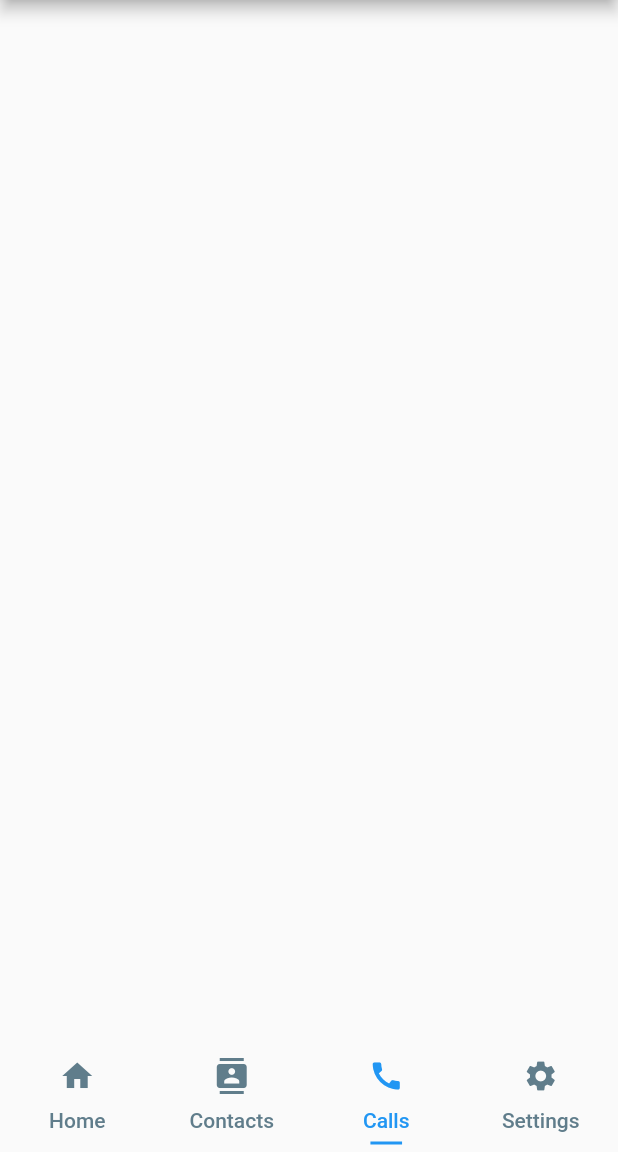
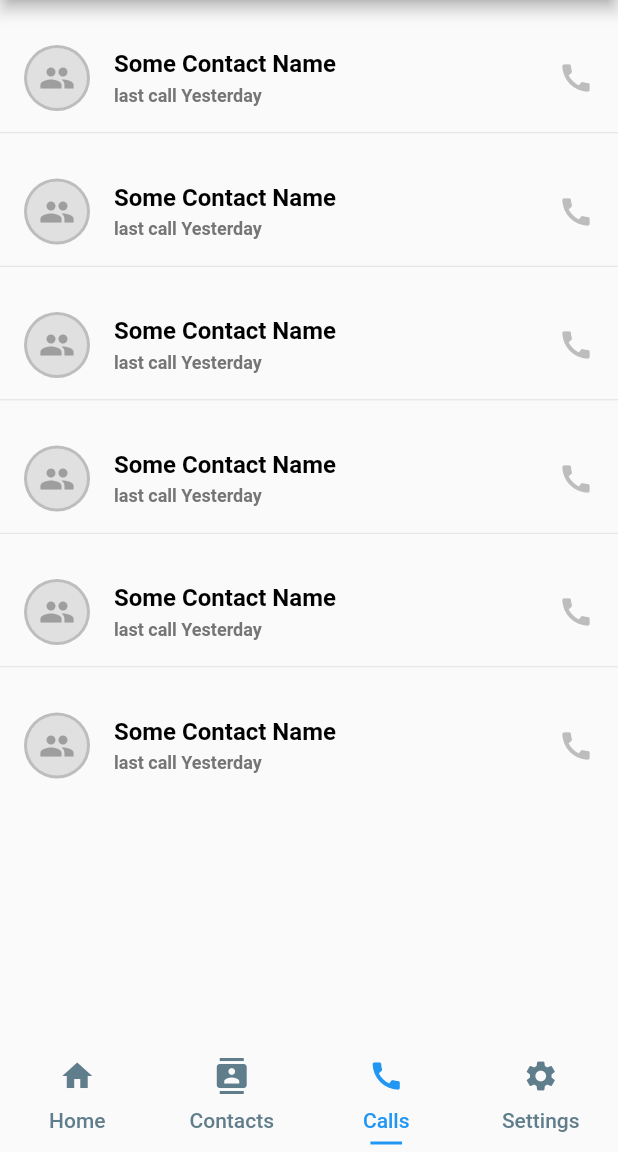
Before and after one commit to francisceioseph/msn-2019-edition, a Flutter app: the screen it shows after launch, item 3 of the bottom bar chosen, on a phone screen of 412 x 824 dp, the part 84-1236 px from its top. Run offline on Flutter 3.47's test engine with Material 2 defaults, Android fonts, the phone set to English and light mode, and no system bars.

Commit message:
Add call list

```diff
--- /dev/null
+++ b/lib/src/widgets/main_page/call_list.dart
@@ -0,0 +1,26 @@
+import 'package:flutter/material.dart';
+import 'package:messanger/src/widgets/main_page/call_tile.dart';
+
+class CallList extends StatelessWidget {
+  final List<dynamic> calls;
+
+  CallList({Key key, @required this.calls}) : super(key: key);
+
+  @override
+  Widget build(BuildContext context) {
+    return Container(
+      child: ListView.separated(
+        itemCount: calls.length,
+        itemBuilder: (BuildContext context, int index) {
+          return CallListTile();
+        },
+        separatorBuilder: (BuildContext context, int index) {
+          return Divider(
+            color: Colors.grey[300],
+            height: 1,
+          );
+        },
+      ),
+    );
+  }
+}
--- /dev/null
+++ b/lib/src/widgets/main_page/call_tile.dart
@@ -0,0 +1,31 @@
+import 'package:flutter/material.dart';
+import 'package:messanger/src/constants.dart';
+import 'package:messanger/src/widgets/list_item_subtitle_2.dart';
+import 'package:messanger/src/widgets/list_item_title.dart';
+import 'package:messanger/src/widgets/status_avatar.dart';
+
+class CallListTile extends StatelessWidget {
+  @override
+  Widget build(BuildContext context) {
+    return Container(
+      margin: EdgeInsets.only(top: 16),
+      child: ListTile(
+        leading: StatusAvatar(
+          status: kInvisibleStatus,
+        ),
+        title: ListItemTitle(
+          text: 'Some Contact Name',
+        ),
+        subtitle: ListItemSubtitle2(
+          text: 'last call Yesterday',
+          color: Colors.grey[600],
+        ),
+        trailing: Icon(
+          Icons.call,
+          color: Colors.grey[400],
+          size: 24.0,
+        ),
+      ),
+    );
+  }
+}
--- a/lib/src/widgets/main_page/tabs/calls_tab.dart
+++ b/lib/src/widgets/main_page/tabs/calls_tab.dart
@@ -1,8 +1,11 @@
 import 'package:flutter/material.dart';
+import 'package:messanger/src/widgets/main_page/call_list.dart';
 
 class CallsTab extends StatelessWidget {
   @override
   Widget build(BuildContext context) {
-    return Container();
+    return CallList(
+      calls: [1, 2, 3, 4, 5, 6],
+    );
   }
 }
```
